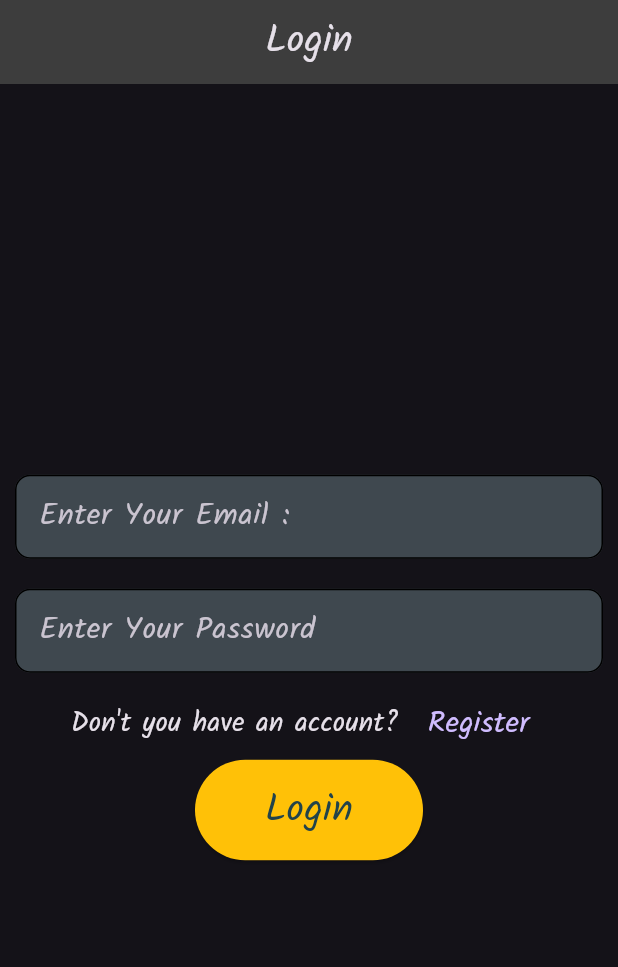
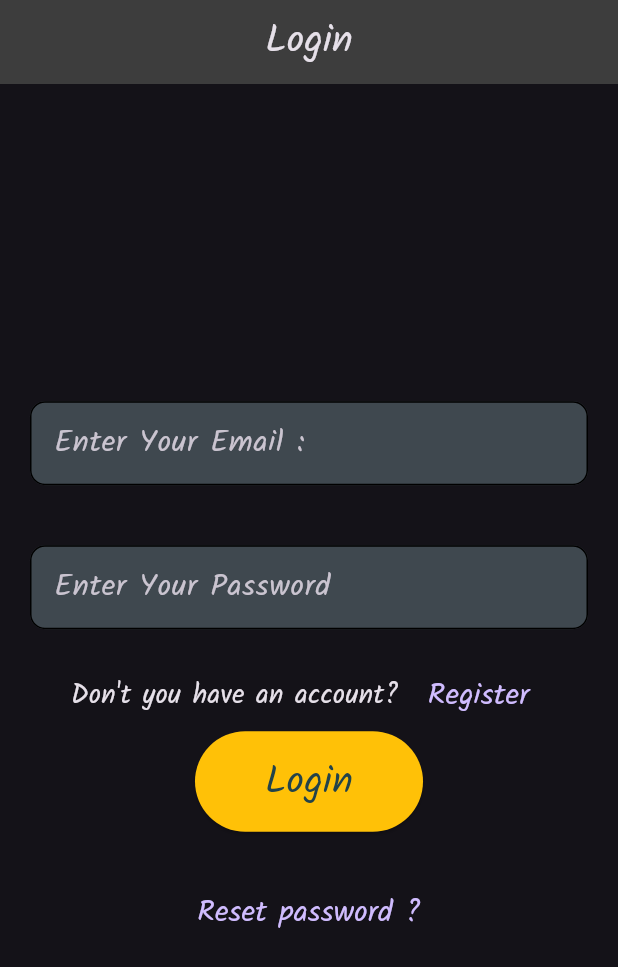
Before and after one commit to ZiadSala7/Instagram-App, a Flutter app: the screen it shows after launch, on a phone screen of 412 x 824 dp. Shown: the top 967 px of the screen. Run offline on Flutter 3.47's test engine with Material 3 defaults, Android fonts, the phone set to English and light mode, and no system bars; our stand-ins replace cloud_firestore, firebase_auth, firebase_core, fluttertoast; accounts and stored records are empty.

Commit message:
1- login and register with firebase 2- flutter toast 3- home screen 4- firestore => add user data

```diff
--- a/lib/core/pages/login_screen.dart
+++ b/lib/core/pages/login_screen.dart
@@ -2,9 +2,26 @@ import 'package:flutter/material.dart';
 import 'package:insta_app/core/pages/register_screen.dart';
 import 'package:insta_app/features/button_style.dart';
 import 'package:insta_app/features/text_field_style.dart';
+import 'package:insta_app/firebase/authentication/auth_login.dart';
 
-class LoginPage extends StatelessWidget {
+// ignore: must_be_immutable
+class LoginPage extends StatefulWidget {
   const LoginPage({super.key});
+
+  @override
+  State<LoginPage> createState() => _LoginPageState();
+}
+
+class _LoginPageState extends State<LoginPage> {
+  String email = '';
+
+  String password = '';
+
+  bool emailCheck = false;
+
+  bool passCheck = false;
+
+  final formKey = GlobalKey<FormState>();
 
   @override
   Widget build(BuildContext context) {
@@ -20,21 +37,46 @@ class LoginPage extends StatelessWidget {
         ),
         centerTitle: true,
       ),
-      body: Column(
+      body: Form(
+        key: formKey,
+        child: Column(
           mainAxisAlignment: MainAxisAlignment.center,
           children: [
             Padding(
               padding: const EdgeInsets.all(10.0),
               child: TextFieldStyle(
                 hintText: 'Enter Your Email :',
-              onChange: (String value) {},
+                onChange: (String value) {
+                  email = value;
+                },
+                validation: (email) {
+                  if (email!.contains(RegExp(
+                      r"^[a-zA-Z0-9.a-zA-Z0-9.!#$%&'*+-/=?^_`{|}~]+@[a-zA-Z0-9]+\.[a-zA-Z]+"))) {
+                    emailCheck = true;
+                    return null;
+                  } else {
+                    emailCheck = false;
+                    return 'Enter a valid email';
+                  }
+                },
               ),
             ),
             Padding(
               padding: const EdgeInsets.all(10.0),
               child: TextFieldStyle(
                 hintText: 'Enter Your Password',
-              onChange: (String value) {},
+                onChange: (String value) {
+                  password = value;
+                },
+                validation: (password) {
+                  if (password!.length >= 6) {
+                    passCheck = true;
+                    return null;
+                  } else {
+                    passCheck = false;
+                    return 'Enter a valid password';
+                  }
+                },
               ),
             ),
             Row(
@@ -63,8 +105,26 @@ class LoginPage extends StatelessWidget {
                     )),
               ],
             ),
-          const TextButtonStyle(buttonText: '   Login   '),
+            TextButtonStyle(
+              buttonText: '   Login   ',
+              onPressed: () async {
+                loginWithEmailAndPassword(email, password);
+              },
+            ),
+            const SizedBox(
+              height: 30,
+            ),
+            TextButton(
+                onPressed: () {},
+                child: const Text(
+                  'Reset password ?',
+                  style: TextStyle(
+                    fontSize: 20,
+                    fontFamily: 'Kalam',
+                  ),
+                )),
           ],
+        ),
       ),
     );
   }
--- a/lib/features/button_style.dart
+++ b/lib/features/button_style.dart
@@ -8,9 +8,7 @@ class TextButtonStyle extends StatelessWidget {
   @override
   Widget build(BuildContext context) {
     return ElevatedButton(
-      onPressed: () {
-        onPressed;
-      },
+      onPressed: onPressed,
       style: ElevatedButton.styleFrom(
         backgroundColor: Colors.amber,
         padding: const EdgeInsets.all(15),
--- a/lib/features/text_field_style.dart
+++ b/lib/features/text_field_style.dart
@@ -1,17 +1,34 @@
 import 'package:flutter/material.dart';
 
-class TextFieldStyle extends StatelessWidget {
+class TextFieldStyle extends StatefulWidget {
   final String hintText;
   final Function(String value) onChange;
-  const TextFieldStyle(
-      {super.key, required this.hintText, required this.onChange});
+  final String? Function(String?)? validation;
+  const TextFieldStyle({
+    super.key,
+    required this.hintText,
+    required this.onChange,
+    required this.validation,
+  });
 
   @override
+  State<TextFieldStyle> createState() => _TextFieldStyleState();
+}
+
+class _TextFieldStyleState extends State<TextFieldStyle> {
+  @override
   Widget build(BuildContext context) {
-    return TextFormField(
-      // onChanged: onChange,
+    final formKey = GlobalKey<FormState>();
+    return Form(
+      key: formKey,
+      child: Padding(
+        padding: const EdgeInsets.all(10.0),
+        child: TextFormField(
+          validator: widget.validation,
+          autovalidateMode: AutovalidateMode.onUserInteraction,
+          onChanged: widget.onChange,
           decoration: InputDecoration(
-          labelText: hintText,
+              labelText: widget.hintText,
               labelStyle: const TextStyle(
                 fontFamily: 'Kalam',
                 fontSize: 20,
@@ -22,6 +39,8 @@ class TextFieldStyle extends StatelessWidget {
               enabledBorder: OutlineInputBorder(
                 borderRadius: BorderRadius.circular(10),
               )),
+        ),
+      ),
     );
   }
 }
--- a/lib/main.dart
+++ b/lib/main.dart
@@ -1,7 +1,15 @@
+import 'package:firebase_auth/firebase_auth.dart';
+import 'package:firebase_core/firebase_core.dart';
 import 'package:flutter/material.dart';
+import 'package:insta_app/core/pages/home.dart';
 import 'package:insta_app/core/pages/login_screen.dart';
+import 'package:insta_app/firebase_options.dart';
 
-void main() {
+Future<void> main() async {
+  WidgetsFlutterBinding.ensureInitialized();
+  await Firebase.initializeApp(
+    options: DefaultFirebaseOptions.currentPlatform,
+  );
   runApp(const MyApp());
 }
 
@@ -12,7 +20,16 @@ class MyApp extends StatelessWidget {
   Widget build(BuildContext context) {
     return MaterialApp(
       debugShowCheckedModeBanner: false,
-      home: const LoginPage(),
+      home: StreamBuilder(
+        builder: (context, snapshot) {
+          if (snapshot.hasData) {
+            return const HomeScreen();
+          } else {
+            return const LoginPage();
+          }
+        },
+        stream: FirebaseAuth.instance.authStateChanges(),
+      ),
       theme: ThemeData.dark(),
     );
   }
```
Also changed, not shown: lib/core/pages/home.dart (added, +10 -0 lines), lib/core/pages/register_screen.dart (+117 -47 lines), lib/features/snackpar.dart (added, +22 -0 lines), lib/firebase/authentication/auth_login.dart (added, +30 -0 lines), lib/firebase/authentication/auth_register.dart (added, +34 -0 lines), lib/firebase/firestore/firestore_add_user.dart (added, +36 -0 lines), pubspec.yaml (+7 -16 lines), lib/firebase_options.dart (added), pubspec.lock, 9 other files. Lines whose indentation alone changed are shown as unchanged.
